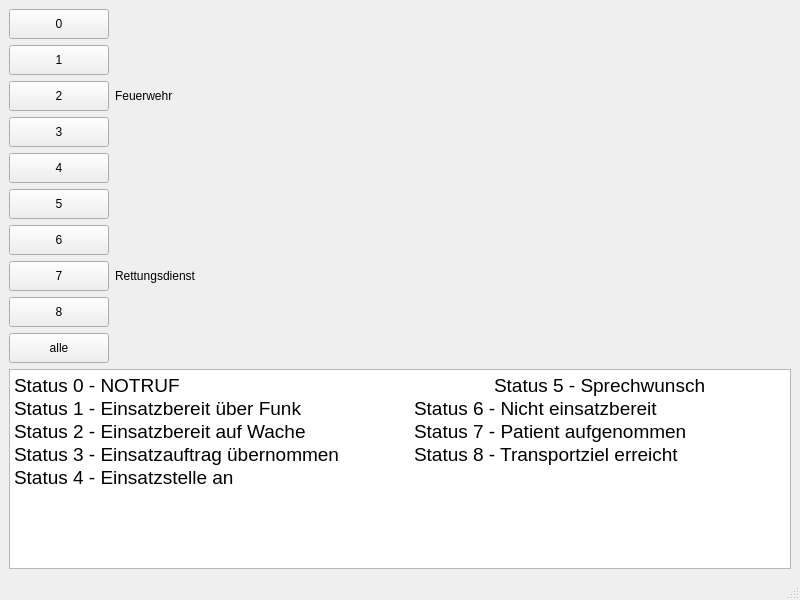
Qt form src/vehicle_window.ui (Lenium37/Leitstelle) before a commit.
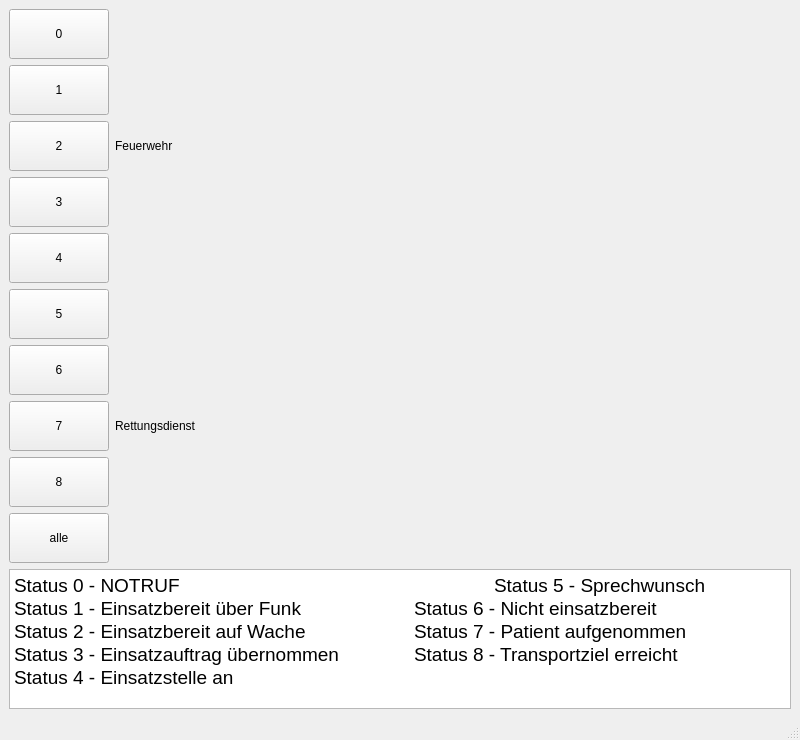
The same form after that commit.

Commit message: changed CMake and design

```diff
--- a/src/vehicle_window.ui
+++ b/src/vehicle_window.ui
@@ -27,6 +27,12 @@
           <property name="enabled">
            <bool>true</bool>
           </property>
+          <property name="minimumSize">
+           <size>
+            <width>0</width>
+            <height>50</height>
+           </size>
+          </property>
           <property name="maximumSize">
            <size>
             <width>100</width>
@@ -52,6 +58,12 @@
             <verstretch>0</verstretch>
            </sizepolicy>
           </property>
+          <property name="minimumSize">
+           <size>
+            <width>0</width>
+            <height>50</height>
+           </size>
+          </property>
           <property name="maximumSize">
            <size>
             <width>100</width>
@@ -65,6 +77,12 @@
         </item>
         <item>
          <widget class="QPushButton" name="pushButtonStatus2">
+          <property name="minimumSize">
+           <size>
+            <width>0</width>
+            <height>50</height>
+           </size>
+          </property>
           <property name="maximumSize">
            <size>
             <width>100</width>
@@ -78,6 +96,12 @@
         </item>
         <item>
          <widget class="QPushButton" name="pushButtonStatus3">
+          <property name="minimumSize">
+           <size>
+            <width>100</width>
+            <height>50</height>
+           </size>
+          </property>
           <property name="maximumSize">
            <size>
             <width>100</width>
@@ -91,6 +115,12 @@
         </item>
         <item>
          <widget class="QPushButton" name="pushButtonStatus4">
+          <property name="minimumSize">
+           <size>
+            <width>0</width>
+            <height>50</height>
+           </size>
+          </property>
           <property name="maximumSize">
            <size>
             <width>100</width>
@@ -104,6 +134,12 @@
         </item>
         <item>
          <widget class="QPushButton" name="pushButtonStatus5">
+          <property name="minimumSize">
+           <size>
+            <width>0</width>
+            <height>50</height>
+           </size>
+          </property>
           <property name="maximumSize">
            <size>
             <width>100</width>
@@ -117,6 +153,12 @@
         </item>
         <item>
          <widget class="QPushButton" name="pushButtonStatus6">
+          <property name="minimumSize">
+           <size>
+            <width>0</width>
+            <height>50</height>
+           </size>
+          </property>
           <property name="maximumSize">
            <size>
             <width>100</width>
@@ -130,6 +172,12 @@
         </item>
         <item>
          <widget class="QPushButton" name="pushButtonStatus7">
+          <property name="minimumSize">
+           <size>
+            <width>0</width>
+            <height>50</height>
+           </size>
+          </property>
           <property name="maximumSize">
            <size>
             <width>100</width>
@@ -143,6 +191,12 @@
         </item>
         <item>
          <widget class="QPushButton" name="pushButtonStatus8">
+          <property name="minimumSize">
+           <size>
+            <width>0</width>
+            <height>50</height>
+           </size>
+          </property>
           <property name="maximumSize">
            <size>
             <width>100</width>
@@ -156,6 +210,12 @@
         </item>
         <item>
          <widget class="QPushButton" name="pushButtonStatusAlle">
+          <property name="minimumSize">
+           <size>
+            <width>0</width>
+            <height>50</height>
+           </size>
+          </property>
           <property name="maximumSize">
            <size>
             <width>100</width>
@@ -199,10 +259,16 @@
     </item>
     <item>
      <widget class="QTextBrowser" name="textBrowser">
+      <property name="minimumSize">
+       <size>
+        <width>700</width>
+        <height>140</height>
+       </size>
+      </property>
       <property name="maximumSize">
        <size>
         <width>16777215</width>
-        <height>200</height>
+        <height>140</height>
        </size>
       </property>
       <property name="html">
```
The commit also changes 4 other files.
